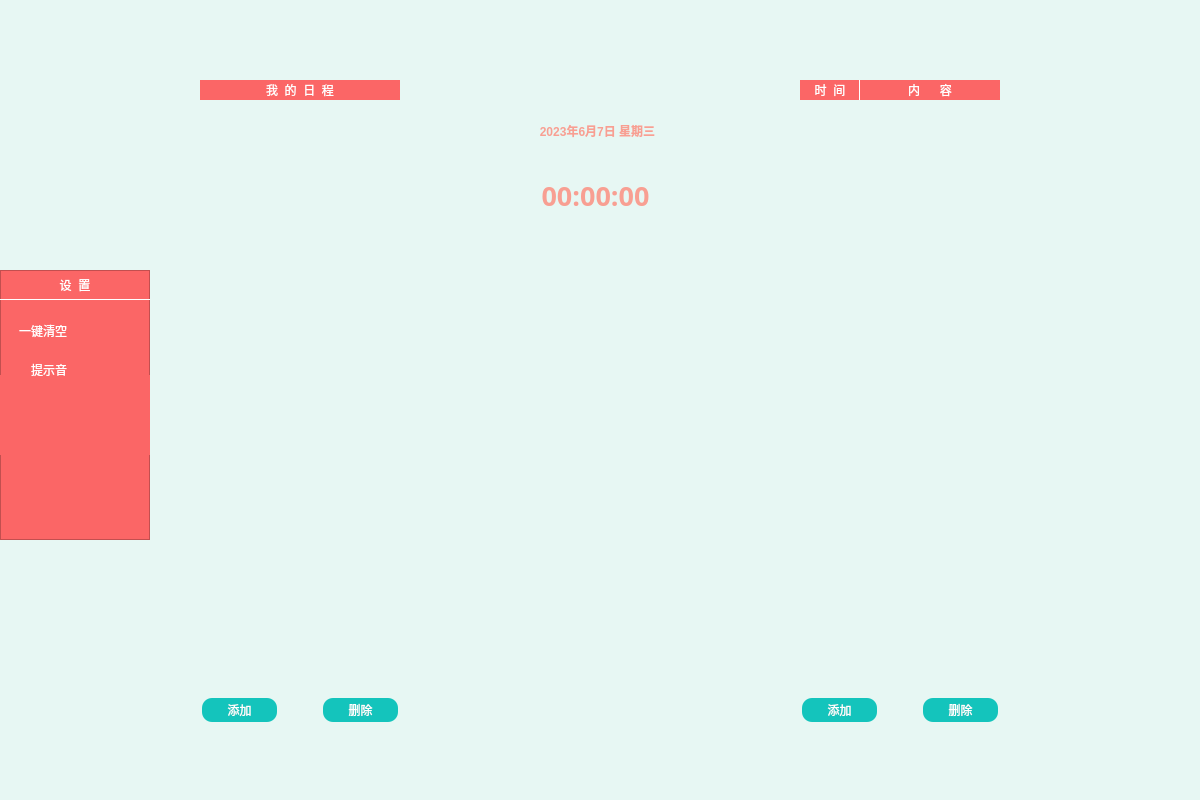
Above: src/Mainwindow.ui from jiguotong/RemindMe before the change. Below: the same form after it.
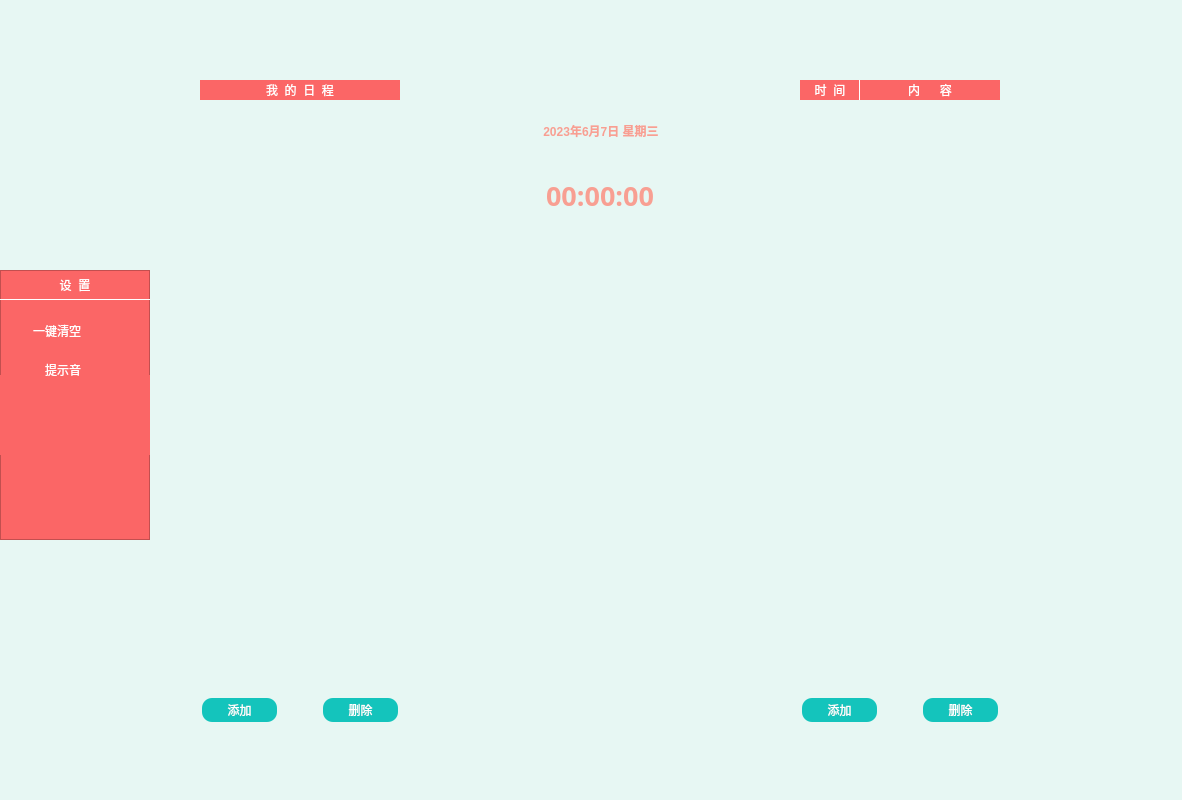
That is the form after the change. Icons and pictures are not drawn.

Commit message: [Update]修改ui界面控件宽度  上传ppt和pdf

The edit to the form file:
```diff
--- a/src/Mainwindow.ui
+++ b/src/Mainwindow.ui
@@ -6,7 +6,7 @@
    <rect>
     <x>0</x>
     <y>0</y>
-    <width>1200</width>
+    <width>1182</width>
     <height>800</height>
    </rect>
   </property>
@@ -287,9 +287,9 @@
    <widget class="QLabel" name="labelDate">
     <property name="geometry">
      <rect>
-      <x>512</x>
+      <x>501</x>
       <y>110</y>
-      <width>171</width>
+      <width>200</width>
       <height>41</height>
      </rect>
     </property>
@@ -310,9 +310,9 @@
    <widget class="QLabel" name="labelTime">
     <property name="geometry">
      <rect>
-      <x>510</x>
+      <x>500</x>
       <y>170</y>
-      <width>171</width>
+      <width>200</width>
       <height>51</height>
      </rect>
     </property>
@@ -457,7 +457,7 @@
     <widget class="QPushButton" name="btnClear">
      <property name="geometry">
       <rect>
-       <x>82</x>
+       <x>90</x>
        <y>50</y>
        <width>31</width>
        <height>24</height>
@@ -474,7 +474,7 @@
     <widget class="QPushButton" name="btnSwitch">
      <property name="geometry">
       <rect>
-       <x>77</x>
+       <x>90</x>
        <y>90</y>
        <width>51</width>
        <height>24</height>
@@ -497,9 +497,9 @@
     <widget class="QLabel" name="label_4">
      <property name="geometry">
       <rect>
-       <x>-4</x>
+       <x>-10</x>
        <y>50</y>
-       <width>71</width>
+       <width>91</width>
        <height>21</height>
       </rect>
      </property>
@@ -513,9 +513,9 @@
     <widget class="QLabel" name="label_5">
      <property name="geometry">
       <rect>
-       <x>16</x>
+       <x>20</x>
        <y>90</y>
-       <width>51</width>
+       <width>61</width>
        <height>20</height>
       </rect>
      </property>
```
The commit also changes 3 other files.
